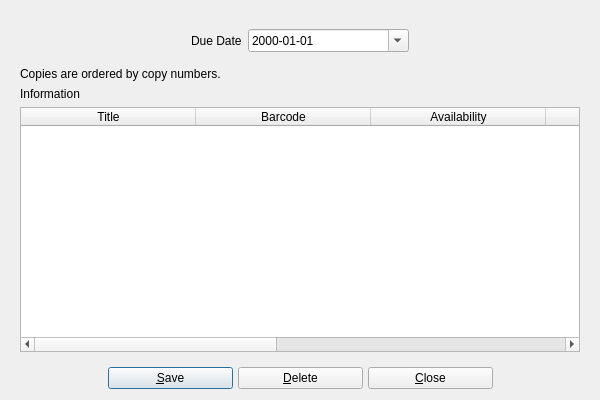
Qt form UI/biblioteq_copybrowser.ui (textbrowser/biblioteq) before a commit.
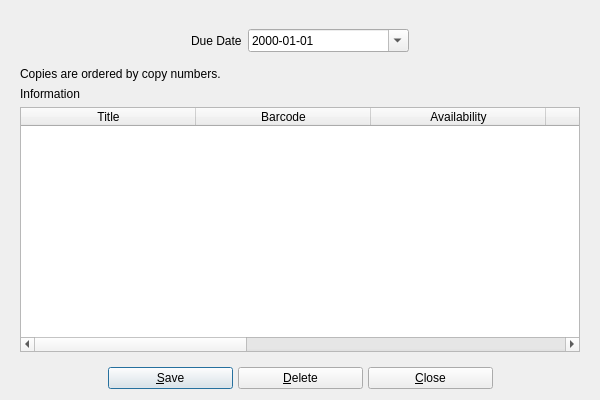
The same form after that commit. Icons and pictures are not drawn. Custom widgets are drawn as their Qt base class.

Patch:
```diff
--- a/UI/biblioteq_copybrowser.ui
+++ b/UI/biblioteq_copybrowser.ui
@@ -169,6 +169,11 @@
           <string>Notes</string>
          </property>
         </column>
+        <column>
+         <property name="text">
+          <string>Location</string>
+         </property>
+        </column>
         <column>
          <property name="text">
           <string>MYOID</string>
```
Left out of the diff: 22 changed lines with no effect on the pictures.
